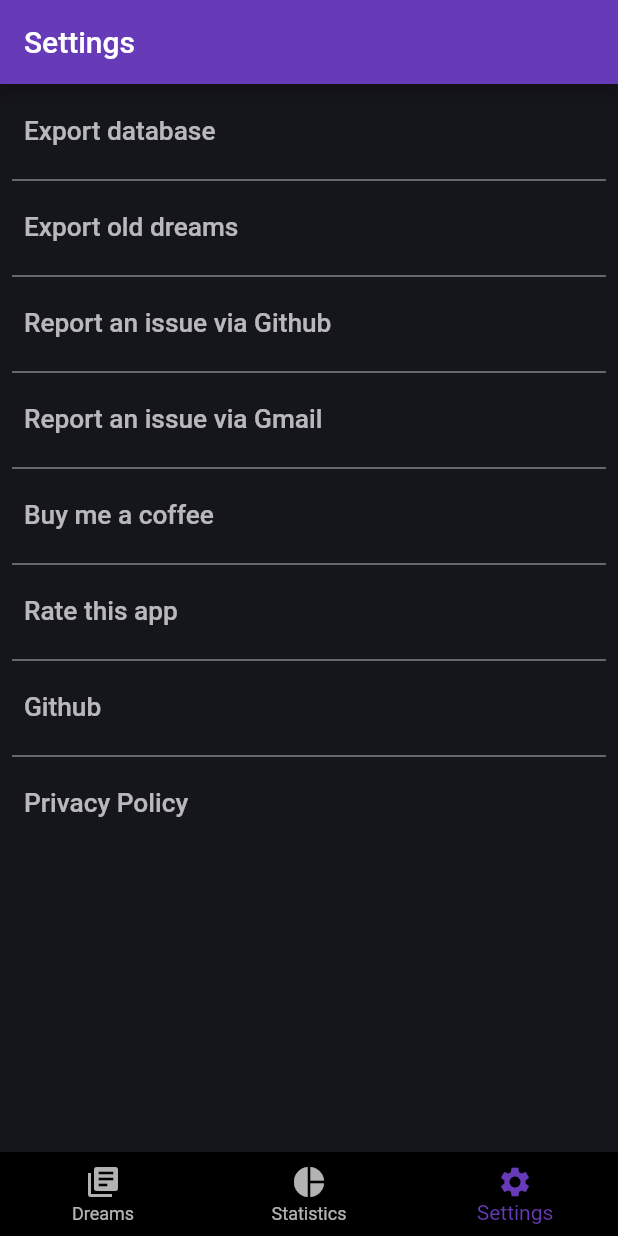
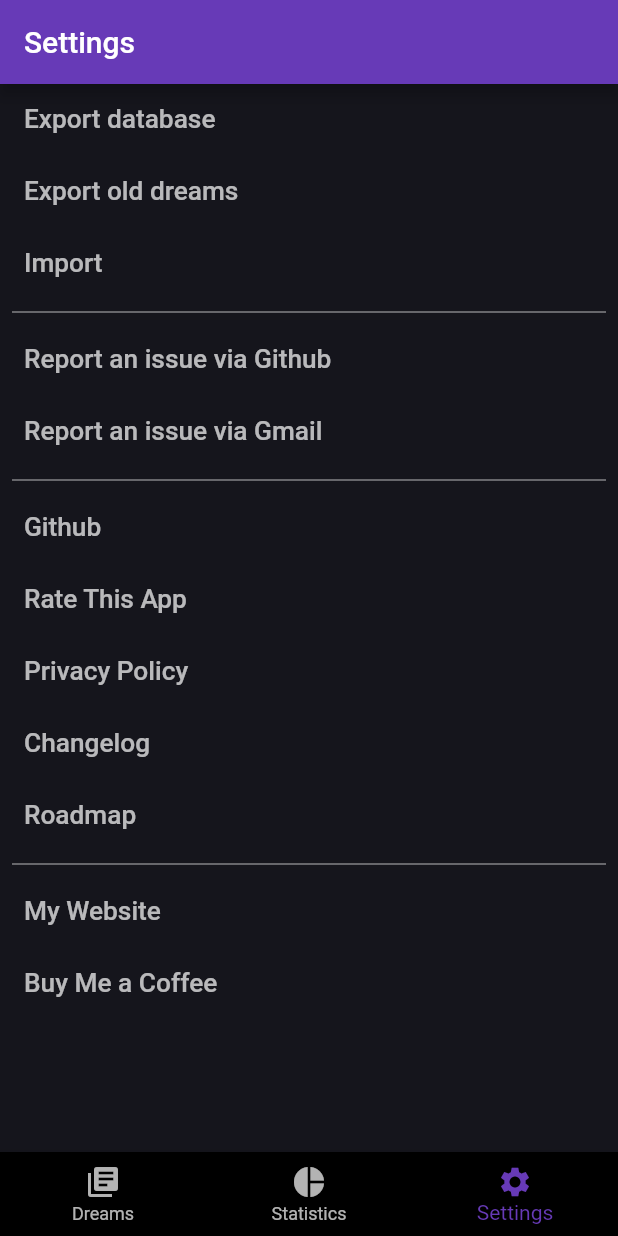
Before and after one commit to SethCohen/VisionLog, a Flutter app: the screen it shows after launch, item 3 of the bottom bar chosen, on a phone screen of 412 x 824 dp. Run offline on Flutter 3.47's test engine with Material 2 defaults, Android fonts, the phone set to English and light mode, and no system bars; our stand-ins replace charts_flutter, sqflite; accounts and stored records are empty.

Commit message:
Updated project
- Changed 'All' to 'All-time' for better accuracy in meaning.
- Added some more buttons in Setting, still need to add implementation though.

```diff
--- a/visionlog/lib/settings_page.dart
+++ b/visionlog/lib/settings_page.dart
@@ -16,29 +16,30 @@ class _SettingsPageState extends State<SettingsPage> {
         title: Text('Settings'),
       ),
       body: Padding(
-        padding: const EdgeInsets.all(8.0),
+        padding: const EdgeInsets.symmetric(horizontal: 8.0),
         child: SingleChildScrollView(
           child: Column(
             crossAxisAlignment: CrossAxisAlignment.start,
             children: [
-              // TODO finish export database
-              // TODO finish export old dreams
-              // TODO finish buy a coffee
-              // TODO add redirect to my website
               TextButton(
-                  onPressed: _launchGithubURL,
+                  onPressed: _launchGithubURL, // TODO finish export database
                   child: Text(
                     'Export database',
                     textScaleFactor: 1.25,
                     style: TextStyle(color: Colors.white70),
                   )),
-              Divider(
-                color: Colors.white70,
-              ),
               TextButton(
-                  onPressed: _launchGithubURL,
+                  onPressed: _launchGithubURL, // TODO finish export old dreams
                   child: Text(
                     'Export old dreams',
+                    textScaleFactor: 1.25,
+                    style: TextStyle(color: Colors.white70),
+                  )),
+
+              TextButton(
+                  onPressed: null, // TODO import
+                  child: Text(
+                    'Import',
                     textScaleFactor: 1.25,
                     style: TextStyle(color: Colors.white70),
                   )),
@@ -52,33 +53,10 @@ class _SettingsPageState extends State<SettingsPage> {
                     textScaleFactor: 1.25,
                     style: TextStyle(color: Colors.white70),
                   )),
-              Divider(
-                color: Colors.white70,
-              ),
               TextButton(
                   onPressed: _launchReportIssueGmailURL,
                   child: Text(
                     'Report an issue via Gmail',
-                    textScaleFactor: 1.25,
-                    style: TextStyle(color: Colors.white70),
-                  )),
-              Divider(
-                color: Colors.white70,
-              ),
-              TextButton(
-                  onPressed: _launchSupportURL,
-                  child: Text(
-                    'Buy me a coffee',
-                    textScaleFactor: 1.25,
-                    style: TextStyle(color: Colors.white70),
-                  )),
-              Divider(
-                color: Colors.white70,
-              ),
-              TextButton(
-                  onPressed: _launchReviewURL,
-                  child: Text(
-                    'Rate this app',
                     textScaleFactor: 1.25,
                     style: TextStyle(color: Colors.white70),
                   )),
@@ -92,13 +70,48 @@ class _SettingsPageState extends State<SettingsPage> {
                     textScaleFactor: 1.25,
                     style: TextStyle(color: Colors.white70),
                   )),
+              TextButton(
+                  onPressed: _launchReviewURL,
+                  child: Text(
+                    'Rate This App',
+                    textScaleFactor: 1.25,
+                    style: TextStyle(color: Colors.white70),
+                  )),
+              TextButton(
+                  onPressed: _launchPrivacyPolicyURL,
+                  child: Text(
+                    'Privacy Policy',
+                    textScaleFactor: 1.25,
+                    style: TextStyle(color: Colors.white70),
+                  )),
+              TextButton(
+                  onPressed: null, // TODO changelog
+                  child: Text(
+                    'Changelog',
+                    textScaleFactor: 1.25,
+                    style: TextStyle(color: Colors.white70),
+                  )),
+              TextButton(
+                  onPressed: null, // TODO roadmap
+                  child: Text(
+                    'Roadmap',
+                    textScaleFactor: 1.25,
+                    style: TextStyle(color: Colors.white70),
+                  )),
               Divider(
                 color: Colors.white70,
               ),
               TextButton(
-                  onPressed: _launchPrivacyPolicyURL,
+                  onPressed: _launchPersonalSiteURL,
                   child: Text(
-                    'Privacy Policy',
+                    'My Website',
+                    textScaleFactor: 1.25,
+                    style: TextStyle(color: Colors.white70),
+                  )),
+              TextButton(
+                  onPressed: _launchSupportURL, // TODO finish buy a coffee
+                  child: Text(
+                    'Buy Me a Coffee',
                     textScaleFactor: 1.25,
                     style: TextStyle(color: Colors.white70),
                   )),
@@ -107,6 +120,16 @@ class _SettingsPageState extends State<SettingsPage> {
         ),
       ),
     );
+  }
+
+
+  _launchPersonalSiteURL() async {
+    const url = 'https://sethdev.ca/';
+    if (await canLaunch(url)) {
+      await launch(url);
+    } else {
+      throw 'Could not launch $url';
+    }
   }
 
   _launchGithubURL() async {
--- a/visionlog/lib/statistics_page.dart
+++ b/visionlog/lib/statistics_page.dart
@@ -14,7 +14,7 @@ class StatisticsPage extends StatefulWidget {
 }
 
 class _StatisticsPageState extends State<StatisticsPage> {
-  String dropdownValue = 'All';
+  String dropdownValue = 'All-time';
   final _model = DreamModel();
 
   Future myMoodFuture;
@@ -49,7 +49,7 @@ class _StatisticsPageState extends State<StatisticsPage> {
                     dropdownValue = newValue;
                   });
                 },
-                items: <String>['All', 'Yearly', 'Monthly', 'Weekly']
+                items: <String>['All-time', 'Yearly', 'Monthly', 'Weekly']
                     .map<DropdownMenuItem<String>>((String value) {
                   return DropdownMenuItem<String>(
                     value: value,
```
